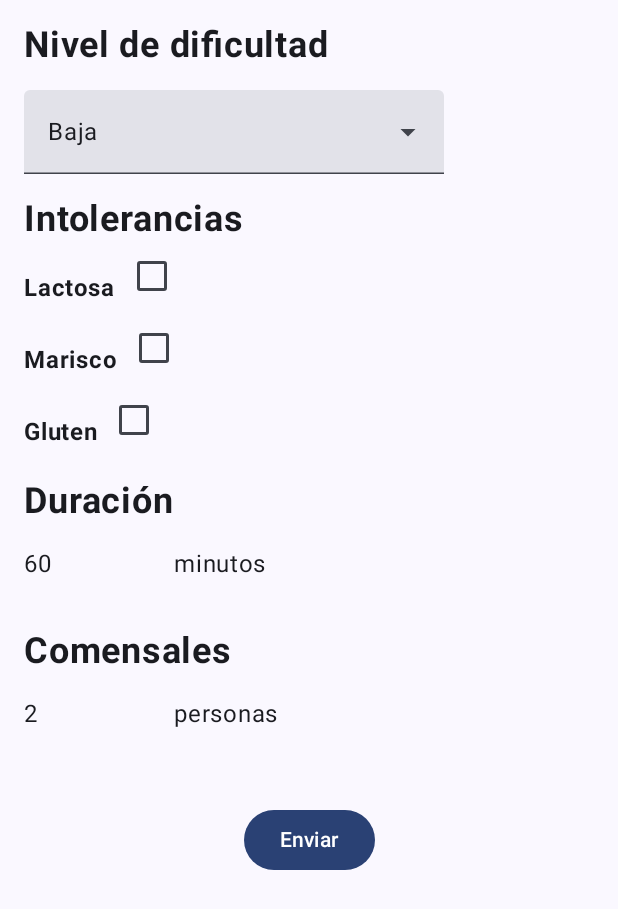
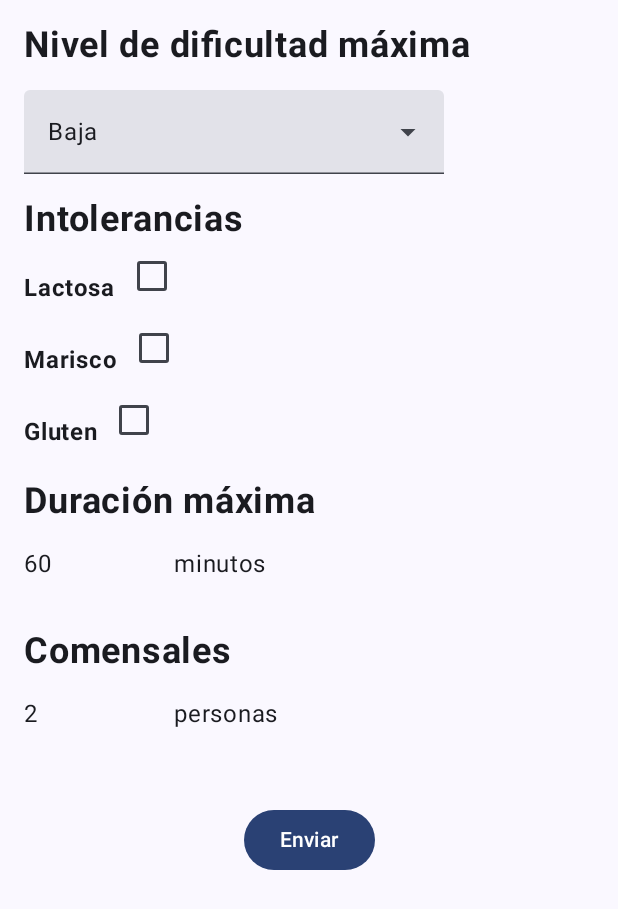
Before and after one commit to dnieto-r/despensia, an Android app built with Jetpack Compose: the composable RecipesFormScreen called with empty values, on a phone screen of 412 x 824 dp. Shown: the top 909 px of the screen. Run offline under Robolectric (Android 15) with nearby library versions, the phone set to English and light mode, and no system bars; our stand-ins replace Dagger/Hilt's generated code.

Commit message:
feat: minor changes

```diff
--- a/app/src/main/java/com/solstix/despensia/presentation/screen/RecipesForm.kt
+++ b/app/src/main/java/com/solstix/despensia/presentation/screen/RecipesForm.kt
@@ -13,7 +13,6 @@ import androidx.compose.foundation.layout.fillMaxWidth
 import androidx.compose.foundation.layout.height
 import androidx.compose.foundation.layout.padding
 import androidx.compose.foundation.layout.width
-import androidx.compose.foundation.layout.wrapContentSize
 import androidx.compose.foundation.rememberScrollState
 import androidx.compose.foundation.text.KeyboardOptions
 import androidx.compose.foundation.verticalScroll
@@ -35,10 +34,6 @@ import androidx.compose.runtime.setValue
 import androidx.compose.ui.Alignment
 import androidx.compose.ui.Modifier
 import androidx.compose.ui.graphics.Color
-import androidx.compose.ui.platform.testTag
-import androidx.compose.ui.res.stringResource
-import androidx.compose.ui.semantics.clearAndSetSemantics
-import androidx.compose.ui.semantics.contentDescription
 import androidx.compose.ui.text.font.FontWeight
 import androidx.compose.ui.text.input.KeyboardType
 import androidx.compose.ui.unit.dp
@@ -72,7 +67,7 @@ fun RecipesFormScreen(
             .fillMaxSize()
             .verticalScroll(rememberScrollState())) {
         Text(
-            text = "Nivel de dificultad",
+            text = "Nivel de dificultad máxima",
             fontSize = 24.sp,
             fontWeight = FontWeight.Bold, modifier = Modifier.padding(start = 16.dp, top = 16.dp)
         )
@@ -152,7 +147,7 @@ fun RecipesFormScreen(
         }
 
         Text(
-            text = "Duración",
+            text = "Duración máxima",
             fontSize = 24.sp,
             fontWeight = FontWeight.Bold,
             modifier = Modifier.padding(start = 16.dp, top = 16.dp)
--- a/app/src/main/java/com/solstix/despensia/presentation/screen/Settings.kt
+++ b/app/src/main/java/com/solstix/despensia/presentation/screen/Settings.kt
@@ -1,6 +1,5 @@
 package com.solstix.despensia.presentation.screen
 
-import android.util.Log
 import androidx.compose.foundation.layout.Box
 import androidx.compose.foundation.layout.Column
 import androidx.compose.foundation.layout.Row
@@ -49,7 +48,6 @@ fun SettingsScreen(
     val isBatidora = remember { mutableStateOf(false) }
 
     LaunchedEffect(key1 = Unit) {
-        Log.d("TESTING", "Utensils: $utensils")
         utensils.forEach {
             if (it.equals("horno")) {
                 isHorno.value = true
```
